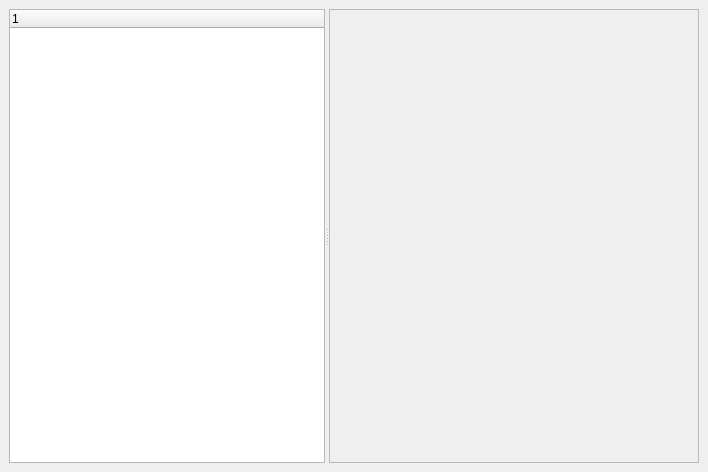
ralsina/ra-blog, file BartleBlog/ui/main_config.ui: the form before one commit.
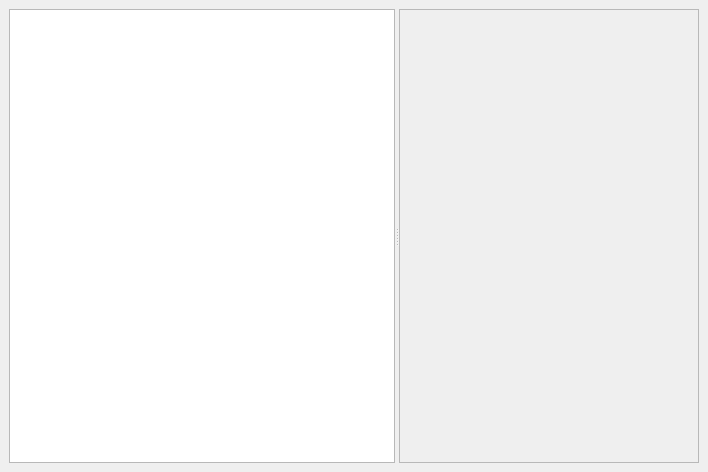
The form after the commit.

The edit to the form file:
```diff
--- a/BartleBlog/ui/main_config.ui
+++ b/BartleBlog/ui/main_config.ui
@@ -20,35 +20,46 @@
     <number>6</number>
    </property>
    <item>
-    <widget class="QSplitter" name="splitter" >
+    <widget class="QSplitter" name="splitter_2" >
      <property name="orientation" >
       <enum>Qt::Horizontal</enum>
      </property>
-     <widget class="QTreeWidget" name="tree" >
+     <widget class="QListWidget" name="list" >
       <property name="sizePolicy" >
        <sizepolicy>
-        <hsizetype>5</hsizetype>
+        <hsizetype>7</hsizetype>
         <vsizetype>7</vsizetype>
         <horstretch>1</horstretch>
         <verstretch>0</verstretch>
        </sizepolicy>
       </property>
      </widget>
+     <widget class="QSplitter" name="splitter" >
+      <property name="orientation" >
+       <enum>Qt::Horizontal</enum>
+      </property>
      <widget class="QFrame" name="frame" >
       <property name="sizePolicy" >
        <sizepolicy>
         <hsizetype>7</hsizetype>
         <vsizetype>5</vsizetype>
-        <horstretch>3</horstretch>
+         <horstretch>4</horstretch>
         <verstretch>0</verstretch>
        </sizepolicy>
       </property>
+       <property name="minimumSize" >
+        <size>
+         <width>300</width>
+         <height>16</height>
+        </size>
+       </property>
       <property name="frameShape" >
        <enum>QFrame::StyledPanel</enum>
       </property>
       <property name="frameShadow" >
        <enum>QFrame::Raised</enum>
       </property>
+      </widget>
      </widget>
     </widget>
    </item>
```
Lines whose indentation alone changed are shown as unchanged.
